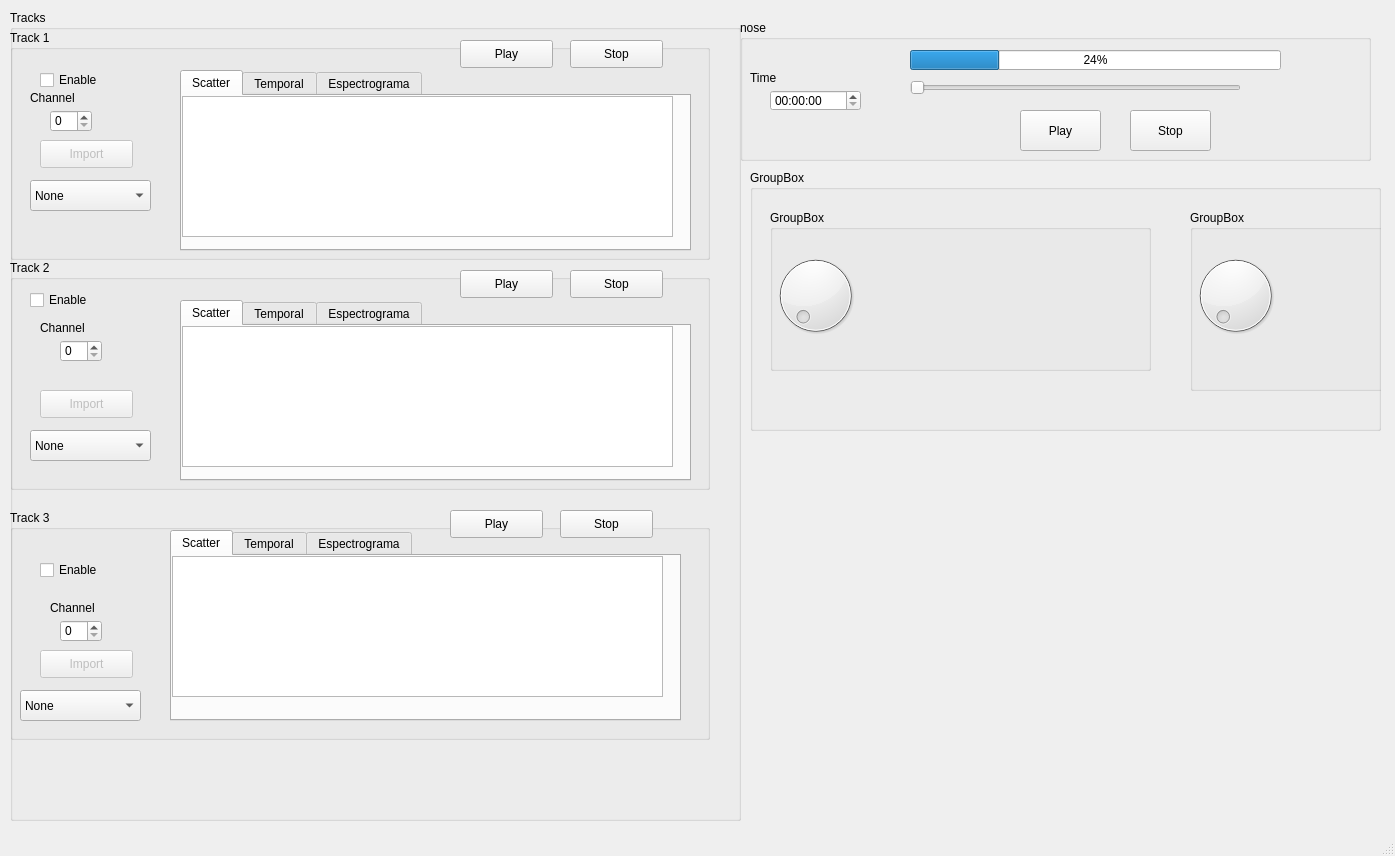
Before: the Qt Designer form qt_gui.ui in agussolari/assd_tp2_synth, drawn with Qt 5.
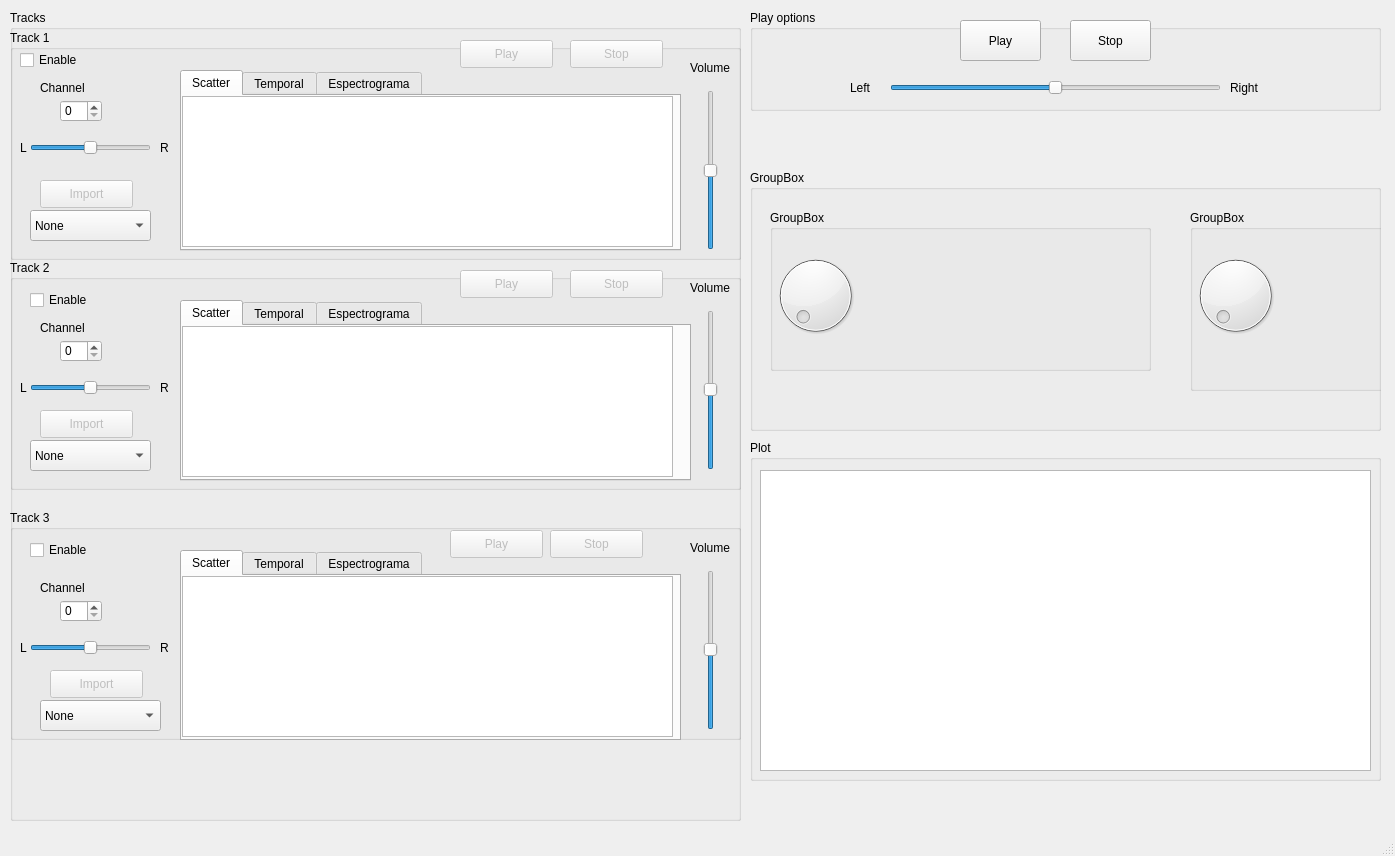
After: the same form once the commit is applied. Custom widgets are drawn as their Qt base class.

Patch:
```diff
--- a/qt_gui.ui
+++ b/qt_gui.ui
@@ -31,7 +31,7 @@
       <rect>
        <x>0</x>
        <y>20</y>
-       <width>700</width>
+       <width>731</width>
        <height>230</height>
       </rect>
      </property>
@@ -45,7 +45,7 @@
       <property name="geometry">
        <rect>
         <x>30</x>
-        <y>110</y>
+        <y>150</y>
         <width>93</width>
         <height>28</height>
        </rect>
@@ -60,8 +60,8 @@
       </property>
       <property name="geometry">
        <rect>
-        <x>30</x>
-        <y>40</y>
+        <x>10</x>
+        <y>20</y>
         <width>81</width>
         <height>20</height>
        </rect>
@@ -77,7 +77,7 @@
       <property name="geometry">
        <rect>
         <x>20</x>
-        <y>150</y>
+        <y>180</y>
         <width>121</width>
         <height>31</height>
        </rect>
@@ -109,8 +109,8 @@
      <widget class="QSpinBox" name="channel_1_box">
       <property name="geometry">
        <rect>
-        <x>40</x>
-        <y>80</y>
+        <x>50</x>
+        <y>70</y>
         <width>42</width>
         <height>22</height>
        </rect>
@@ -122,8 +122,8 @@
      <widget class="QLabel" name="label">
       <property name="geometry">
        <rect>
-        <x>20</x>
-        <y>60</y>
+        <x>30</x>
+        <y>50</y>
         <width>55</width>
         <height>16</height>
        </rect>
@@ -137,7 +137,7 @@
        <rect>
         <x>170</x>
         <y>40</y>
-        <width>511</width>
+        <width>501</width>
         <height>181</height>
        </rect>
       </property>
@@ -154,7 +154,7 @@
           <x>0</x>
           <y>0</y>
           <width>491</width>
-          <height>141</height>
+          <height>151</height>
          </rect>
         </property>
        </widget>
@@ -191,6 +191,9 @@
       </widget>
      </widget>
      <widget class="QPushButton" name="play_track_1">
+      <property name="enabled">
+       <bool>false</bool>
+      </property>
       <property name="geometry">
        <rect>
         <x>450</x>
@@ -204,6 +207,9 @@
       </property>
      </widget>
      <widget class="QPushButton" name="stop_track_1">
+      <property name="enabled">
+       <bool>false</bool>
+      </property>
       <property name="geometry">
        <rect>
         <x>560</x>
@@ -216,13 +222,90 @@
        <string>Stop</string>
       </property>
      </widget>
+     <widget class="QSlider" name="track_1_vol">
+      <property name="geometry">
+       <rect>
+        <x>690</x>
+        <y>60</y>
+        <width>22</width>
+        <height>160</height>
+       </rect>
+      </property>
+      <property name="maximum">
+       <number>100</number>
+      </property>
+      <property name="value">
+       <number>50</number>
+      </property>
+      <property name="orientation">
+       <enum>Qt::Vertical</enum>
+      </property>
+     </widget>
+     <widget class="QLabel" name="label_4">
+      <property name="geometry">
+       <rect>
+        <x>680</x>
+        <y>30</y>
+        <width>55</width>
+        <height>16</height>
+       </rect>
+      </property>
+      <property name="text">
+       <string>Volume</string>
+      </property>
+     </widget>
+     <widget class="QLabel" name="label_9">
+      <property name="geometry">
+       <rect>
+        <x>10</x>
+        <y>110</y>
+        <width>16</width>
+        <height>16</height>
+       </rect>
+      </property>
+      <property name="text">
+       <string>L</string>
+      </property>
+     </widget>
+     <widget class="QLabel" name="label_10">
+      <property name="geometry">
+       <rect>
+        <x>150</x>
+        <y>110</y>
+        <width>16</width>
+        <height>16</height>
+       </rect>
+      </property>
+      <property name="text">
+       <string>R</string>
+      </property>
+     </widget>
+     <widget class="QSlider" name="track_1_pan">
+      <property name="geometry">
+       <rect>
+        <x>20</x>
+        <y>110</y>
+        <width>121</width>
+        <height>16</height>
+       </rect>
+      </property>
+      <property name="maximum">
+       <number>100</number>
+      </property>
+      <property name="value">
+       <number>50</number>
+      </property>
+      <property name="orientation">
+       <enum>Qt::Horizontal</enum>
+      </property>
+     </widget>
     </widget>
     <widget class="QGroupBox" name="track_3">
      <property name="geometry">
       <rect>
        <x>0</x>
        <y>500</y>
-       <width>700</width>
+       <width>731</width>
        <height>230</height>
       </rect>
      </property>
@@ -235,8 +318,8 @@
       </property>
       <property name="geometry">
        <rect>
-        <x>30</x>
-        <y>140</y>
+        <x>40</x>
+        <y>160</y>
         <width>93</width>
         <height>28</height>
        </rect>
@@ -248,8 +331,8 @@
      <widget class="QCheckBox" name="track_3_enable">
       <property name="geometry">
        <rect>
-        <x>30</x>
-        <y>50</y>
+        <x>20</x>
+        <y>30</y>
         <width>81</width>
         <height>20</height>
        </rect>
@@ -261,8 +344,8 @@
      <widget class="QComboBox" name="track_3_box">
       <property name="geometry">
        <rect>
-        <x>10</x>
-        <y>180</y>
+        <x>30</x>
+        <y>190</y>
         <width>121</width>
         <height>31</height>
        </rect>
@@ -292,20 +375,20 @@
       <property name="geometry">
        <rect>
         <x>50</x>
-        <y>110</y>
-        <width>42</width>
-        <height>22</height>
-       </rect>
-      </property>
-      <property name="value">
-       <number>0</number>
-      </property>
-     </widget>
-     <widget class="QLabel" name="label_3">
-      <property name="geometry">
-       <rect>
-        <x>40</x>
         <y>90</y>
+        <width>42</width>
+        <height>22</height>
+       </rect>
+      </property>
+      <property name="value">
+       <number>0</number>
+      </property>
+     </widget>
+     <widget class="QLabel" name="label_3">
+      <property name="geometry">
+       <rect>
+        <x>30</x>
+        <y>70</y>
         <width>55</width>
         <height>16</height>
        </rect>
@@ -317,9 +400,9 @@
      <widget class="QTabWidget" name="tabWidget_3">
       <property name="geometry">
        <rect>
-        <x>160</x>
-        <y>20</y>
-        <width>511</width>
+        <x>170</x>
+        <y>40</y>
+        <width>501</width>
         <height>191</height>
        </rect>
       </property>
@@ -336,7 +419,7 @@
           <x>0</x>
           <y>0</y>
           <width>491</width>
-          <height>141</height>
+          <height>161</height>
          </rect>
         </property>
        </widget>
@@ -373,10 +456,13 @@
       </widget>
      </widget>
      <widget class="QPushButton" name="play_track_3">
+      <property name="enabled">
+       <bool>false</bool>
+      </property>
       <property name="geometry">
        <rect>
         <x>440</x>
-        <y>0</y>
+        <y>20</y>
         <width>93</width>
         <height>28</height>
        </rect>
@@ -386,10 +472,13 @@
       </property>
      </widget>
      <widget class="QPushButton" name="stop_track_3">
+      <property name="enabled">
+       <bool>false</bool>
+      </property>
       <property name="geometry">
        <rect>
-        <x>550</x>
-        <y>0</y>
+        <x>540</x>
+        <y>20</y>
         <width>93</width>
         <height>28</height>
        </rect>
@@ -398,13 +487,87 @@
        <string>Stop</string>
       </property>
      </widget>
+     <widget class="QSlider" name="track_3_vol">
+      <property name="geometry">
+       <rect>
+        <x>690</x>
+        <y>60</y>
+        <width>22</width>
+        <height>160</height>
+       </rect>
+      </property>
+      <property name="value">
+       <number>50</number>
+      </property>
+      <property name="orientation">
+       <enum>Qt::Vertical</enum>
+      </property>
+     </widget>
+     <widget class="QLabel" name="label_6">
+      <property name="geometry">
+       <rect>
+        <x>680</x>
+        <y>30</y>
+        <width>55</width>
+        <height>16</height>
+       </rect>
+      </property>
+      <property name="text">
+       <string>Volume</string>
+      </property>
+     </widget>
+     <widget class="QSlider" name="track_3_pan">
+      <property name="geometry">
+       <rect>
+        <x>20</x>
+        <y>130</y>
+        <width>121</width>
+        <height>16</height>
+       </rect>
+      </property>
+      <property name="maximum">
+       <number>100</number>
+      </property>
+      <property name="value">
+       <number>50</number>
+      </property>
+      <property name="orientation">
+       <enum>Qt::Horizontal</enum>
+      </property>
+     </widget>
+     <widget class="QLabel" name="label_13">
+      <property name="geometry">
+       <rect>
+        <x>10</x>
+        <y>130</y>
+        <width>16</width>
+        <height>16</height>
+       </rect>
+      </property>
+      <property name="text">
+       <string>L</string>
+      </property>
+     </widget>
+     <widget class="QLabel" name="label_14">
+      <property name="geometry">
+       <rect>
+        <x>150</x>
+        <y>130</y>
+        <width>16</width>
+        <height>16</height>
+       </rect>
+      </property>
+      <property name="text">
+       <string>R</string>
+      </property>
+     </widget>
     </widget>
     <widget class="QGroupBox" name="track_2">
      <property name="geometry">
       <rect>
        <x>0</x>
        <y>250</y>
-       <width>700</width>
+       <width>731</width>
        <height>230</height>
       </rect>
      </property>
@@ -418,7 +581,7 @@
       <property name="geometry">
        <rect>
         <x>30</x>
-        <y>130</y>
+        <y>150</y>
         <width>93</width>
         <height>28</height>
        </rect>
@@ -462,7 +625,7 @@
           <x>0</x>
           <y>0</y>
           <width>491</width>
-          <height>141</height>
+          <height>151</height>
          </rect>
         </property>
        </widget>
@@ -528,7 +691,7 @@
       <property name="geometry">
        <rect>
         <x>20</x>
-        <y>170</y>
+        <y>180</y>
         <width>121</width>
         <height>31</height>
        </rect>
@@ -555,6 +718,9 @@
       </item>
      </widget>
      <widget class="QPushButton" name="play_track_2">
+      <property name="enabled">
+       <bool>false</bool>
+      </property>
       <property name="geometry">
        <rect>
         <x>450</x>
@@ -568,6 +734,9 @@
       </property>
      </widget>
      <widget class="QPushButton" name="stop_track_2">
+      <property name="enabled">
+       <bool>false</bool>
+      </property>
       <property name="geometry">
        <rect>
         <x>560</x>
@@ -580,64 +749,99 @@
        <string>Stop</string>
       </property>
      </widget>
+     <widget class="QSlider" name="track_2_vol">
+      <property name="geometry">
+       <rect>
+        <x>690</x>
+        <y>50</y>
+        <width>22</width>
+        <height>160</height>
+       </rect>
+      </property>
+      <property name="value">
+       <number>50</number>
+      </property>
+      <property name="orientation">
+       <enum>Qt::Vertical</enum>
+      </property>
+     </widget>
+     <widget class="QLabel" name="label_5">
+      <property name="geometry">
+       <rect>
+        <x>680</x>
+        <y>20</y>
+        <width>55</width>
+        <height>16</height>
+       </rect>
+      </property>
+      <property name="text">
+       <string>Volume</string>
+      </property>
+     </widget>
+     <widget class="QSlider" name="track_2_pan">
+      <property name="geometry">
+       <rect>
+        <x>20</x>
+        <y>120</y>
+        <width>121</width>
+        <height>16</height>
+       </rect>
+      </property>
+      <property name="maximum">
+       <number>100</number>
+      </property>
+      <property name="value">
+       <number>50</number>
+      </property>
+      <property name="orientation">
+       <enum>Qt::Horizontal</enum>
+      </property>
+     </widget>
+     <widget class="QLabel" name="label_11">
+      <property name="geometry">
+       <rect>
+        <x>10</x>
+        <y>120</y>
+        <width>16</width>
+        <height>16</height>
+       </rect>
+      </property>
+      <property name="text">
+       <string>L</string>
+      </property>
+     </widget>
+     <widget class="QLabel" name="label_12">
+      <property name="geometry">
+       <rect>
+        <x>150</x>
+        <y>120</y>
+        <width>16</width>
+        <height>16</height>
+       </rect>
+      </property>
+      <property name="text">
+       <string>R</string>
+      </property>
+     </widget>
     </widget>
    </widget>
    <widget class="QGroupBox" name="time_settings">
     <property name="geometry">
      <rect>
-      <x>740</x>
-      <y>20</y>
+      <x>750</x>
+      <y>10</y>
       <width>631</width>
-      <height>141</height>
+      <height>101</height>
      </rect>
     </property>
     <property name="title">
-     <string>nose</string>
+     <string>Play options</string>
     </property>
-    <widget class="QProgressBar" name="progress_bar_time">
-     <property name="geometry">
-      <rect>
-       <x>170</x>
-       <y>30</y>
-       <width>371</width>
-       <height>20</height>
-      </rect>
-     </property>
-     <property name="value">
-      <number>24</number>
-     </property>
-    </widget>
-    <widget class="QSlider" name="slide_bar_time">
-     <property name="geometry">
-      <rect>
-       <x>170</x>
-       <y>60</y>
-       <width>331</width>
-       <height>16</height>
-      </rect>
-     </property>
-     <property name="orientation">
-      <enum>Qt::Horizontal</enum>
-     </property>
-    </widget>
-    <widget class="QLabel" name="label_time">
-     <property name="geometry">
-      <rect>
-       <x>10</x>
-       <y>50</y>
-       <width>55</width>
-       <height>16</height>
-      </rect>
-     </property>
-     <property name="text">
-      <string>Time</string>
-     </property>
-    </widget>
     <widget class="QToolButton" name="play_button">
      <property name="geometry">
       <rect>
-       <x>280</x>
-       <y>90</y>
+       <x>210</x>
+       <y>10</y>
        <width>81</width>
        <height>41</height>
       </rect>
@@ -646,21 +850,11 @@
       <string>Play</string>
      </property>
     </widget>
-    <widget class="QTimeEdit" name="time_box">
-     <property name="geometry">
-      <rect>
-       <x>30</x>
-       <y>70</y>
-       <width>91</width>
-       <height>21</height>
-      </rect>
-     </property>
-    </widget>
     <widget class="QToolButton" name="stop_button">
      <property name="geometry">
       <rect>
-       <x>390</x>
-       <y>90</y>
+       <x>320</x>
+       <y>10</y>
        <width>81</width>
        <height>41</height>
       </rect>
@@ -669,6 +863,51 @@
       <string>Stop</string>
      </property>
     </widget>
+    <widget class="QSlider" name="track_pan">
+     <property name="geometry">
+      <rect>
+       <x>140</x>
+       <y>70</y>
+       <width>331</width>
+       <height>16</height>
+      </rect>
+     </property>
+     <property name="maximum">
+      <number>100</number>
+     </property>
+     <property name="value">
+      <number>50</number>
+     </property>
+     <property name="orientation">
+      <enum>Qt::Horizontal</enum>
+     </property>
+    </widget>
+    <widget class="QLabel" name="label_7">
+     <property name="geometry">
+      <rect>
+       <x>100</x>
+       <y>70</y>
+       <width>31</width>
+       <height>16</height>
+      </rect>
+     </property>
+     <property name="text">
+      <string>Left</string>
+     </property>
+    </widget>
+    <widget class="QLabel" name="label_8">
+     <property name="geometry">
+      <rect>
+       <x>480</x>
+       <y>70</y>
+       <width>41</width>
+       <height>16</height>
+      </rect>
+     </property>
+     <property name="text">
+      <string>Right</string>
+     </property>
+    </widget>
    </widget>
    <widget class="QGroupBox" name="groupBox_2">
     <property name="geometry">
@@ -749,6 +988,29 @@
      </widget>
     </widget>
    </widget>
+   <widget class="QGroupBox" name="groupBox">
+    <property name="geometry">
+     <rect>
+      <x>750</x>
+      <y>440</y>
+      <width>631</width>
+      <height>341</height>
+     </rect>
+    </property>
+    <property name="title">
+     <string>Plot</string>
+    </property>
+    <widget class="PlotWidget" name="track_spectrum">
+     <property name="geometry">
+      <rect>
+       <x>10</x>
+       <y>30</y>
+       <width>611</width>
+       <height>301</height>
+      </rect>
+     </property>
+    </widget>
+   </widget>
   </widget>
   <widget class="QMenuBar" name="menubar">
    <property name="geometry">
```
Left out of the diff: 81 changed lines with no effect on the pictures.
